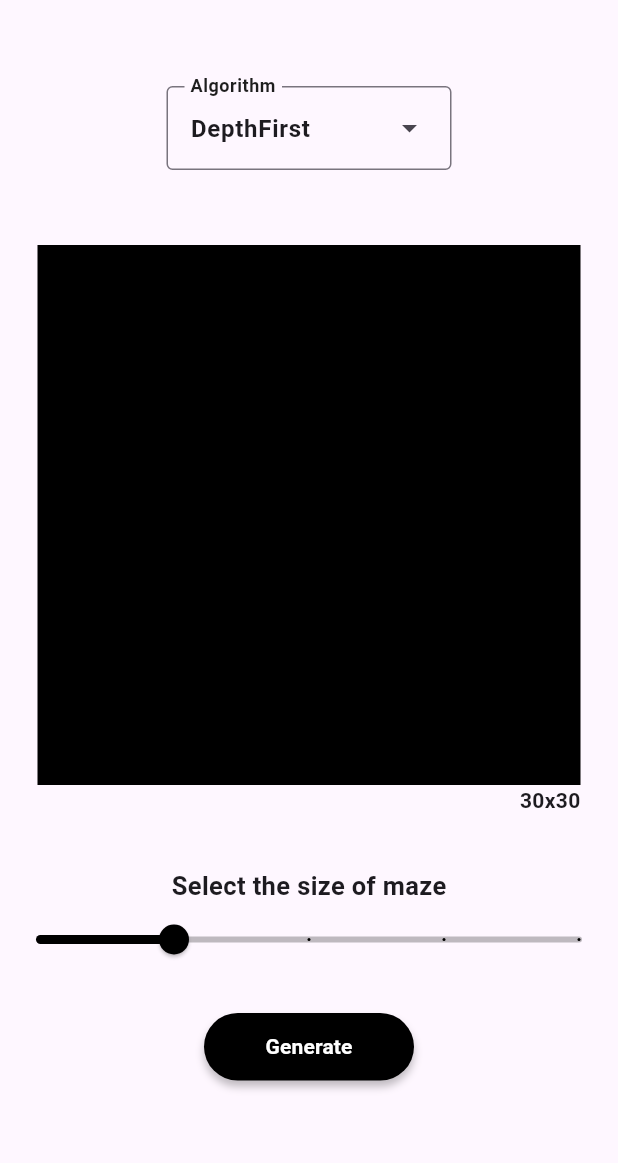
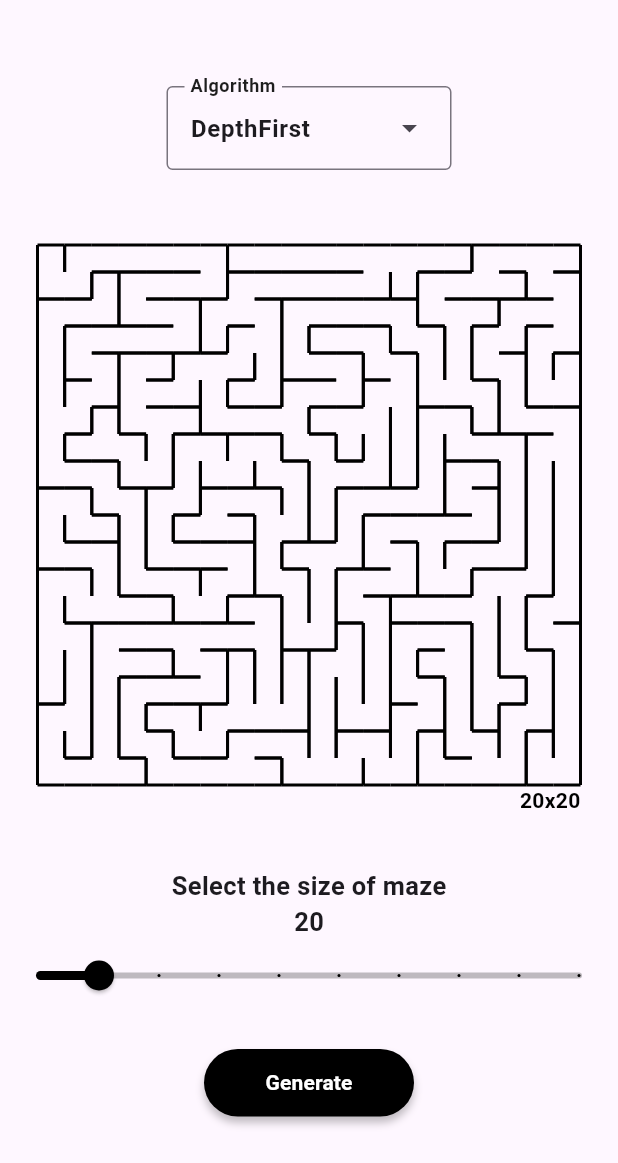
Before and after one commit to dylan-1006/maze_generator, a Flutter app: the screen it shows after launch, after a tap on "Generate", on a phone screen of 412 x 824 dp, the part 73-1236 px from its top. Run offline on Flutter 3.47's test engine with Material 3 defaults, Android fonts, the phone set to English and light mode, and no system bars; Roboto replaces fonts that are missing (SF-Pro).

Commit message:
Implemented working generate button and maze size slider

```diff
--- a/lib/classes/maze_generator.dart
+++ b/lib/classes/maze_generator.dart
@@ -63,22 +63,22 @@ class MazeGenerator {
     switch (direction) {
       case 0: //Break wall between current cell & cell above
         maze.grid[row][column].topWall = false;
-        maze.grid[row--][column].bottomWall = false;
+        maze.grid[row - 1][column].bottomWall = false;
         break;
 
       case 1: //Break wall between current cell & cell below
         maze.grid[row][column].bottomWall = false;
-        maze.grid[row++][column].topWall = false;
+        maze.grid[row + 1][column].topWall = false;
         break;
 
       case 2: //Break wall between current cell & left cell
         maze.grid[row][column].leftWall = false;
-        maze.grid[row][column--].rightWall = false;
+        maze.grid[row][column - 1].rightWall = false;
         break;
 
       case 3: //Break wall between current cell & right cell
         maze.grid[row][column].rightWall = false;
-        maze.grid[row][column++].leftWall = false;
+        maze.grid[row][column + 1].leftWall = false;
         break;
     }
   }
--- a/lib/home.dart
+++ b/lib/home.dart
@@ -1,3 +1,4 @@
+import "package:flutter/foundation.dart";
 import "package:flutter/material.dart";
 import "package:maze_generator/classes/maze.dart";
 import "package:maze_generator/classes/maze_generator.dart";
@@ -12,37 +13,16 @@ class HomeScreen extends StatefulWidget {
 }
 
 class _HomeScreenState extends State<HomeScreen> {
-  double _value = 20;
+  double mazeSize = 20;
   late Maze maze;
   late MazeGenerator generator;
+  int previousMazeSize = 20;
+  bool finishedDrawing = false;
 
   void initState() {
-    maze = Maze(20, 20);
-    generator = MazeGenerator(maze);
-    generator.generateMaze();
-
-    for (int i = 0; i < generator.maze.rows; i++) {
-      for (int j = 0; j < generator.maze.columns; j++) {
-        print('Cell at ' +
-            i.toString() +
-            ',' +
-            j.toString() +
-            "\nVisited: " +
-            generator.maze.grid[i][j].visitedBefore.toString() +
-            '\n' +
-            'TopWall: ' +
-            generator.maze.grid[i][j].topWall.toString() +
-            '\n' +
-            'BottomWall: ' +
-            generator.maze.grid[i][j].bottomWall.toString() +
-            '\n' +
-            'LeftWall: ' +
-            generator.maze.grid[i][j].leftWall.toString() +
-            '\n' +
-            'RightWall: ' +
-            generator.maze.grid[i][j].rightWall.toString());
-      }
-    }
+    // maze = Maze(10, 10);
+    // generator = MazeGenerator(maze);
+    // generator.generateMaze();
   }
 
   @override
@@ -63,14 +43,22 @@ class _HomeScreenState extends State<HomeScreen> {
             Container(
               height: 360,
               margin: EdgeInsets.symmetric(horizontal: 25),
-              decoration: BoxDecoration(color: Colors.black),
-              child: MazeWidget(generator.maze),
+              decoration: BoxDecoration(color: Colors.transparent),
+              child: finishedDrawing
+                  ? MazeWidget(generator.maze)
+                  : Text(
+                      'loading',
+                      style: TextStyle(color: Colors.amber),
+                    ),
             ),
             Container(
               alignment: Alignment.bottomRight,
               child: Text(
-                '30x30',
-                style: TextStyle(fontSize: 14, fontWeight: FontWeight.w700),
+                previousMazeSize.toString() + 'x' + previousMazeSize.toString(),
+                style: TextStyle(
+                    fontSize: 14,
+                    fontWeight: FontWeight.w700,
+                    color: finishedDrawing ? Colors.black : Colors.transparent),
               ),
               margin: EdgeInsets.only(bottom: 35, left: 25, right: 25),
             ),
@@ -80,17 +68,23 @@ class _HomeScreenState extends State<HomeScreen> {
                 style: TextStyle(fontSize: 17, fontWeight: FontWeight.w600),
               ),
             ),
+            Container(
+              child: Text(
+                mazeSize.round().toString(),
+                style: TextStyle(fontSize: 17, fontWeight: FontWeight.w600),
+              ),
+            ),
             Slider(
-              divisions: 4,
+              divisions: 9,
               min: 10.0,
-              max: 50.0,
-              value: _value,
+              max: 100.0,
+              value: mazeSize,
               activeColor: Colors.black,
               inactiveColor: Colors.black.withOpacity(0.25),
-              label: '${_value.round()}',
+              label: '${mazeSize.round()}',
               onChanged: (value) {
                 setState(() {
-                  _value = value;
+                  mazeSize = value;
                 });
               },
             ),
@@ -109,7 +103,39 @@ class _HomeScreenState extends State<HomeScreen> {
               child: TextButton(
                 style: ButtonStyle(
                     backgroundColor: WidgetStateProperty.all(Colors.black)),
-                onPressed: () {},
+                onPressed: () {
+                  setState(() {
+                    previousMazeSize = mazeSize.round();
+                    maze = Maze(mazeSize.round(), mazeSize.round());
+                    //maze = Maze(100, 100);
+                    generator = MazeGenerator(maze);
+                    generator.generateMaze();
+
+                    // for (int i = 0; i < generator.maze.rows; i++) {
+                    //   for (int j = 0; j < generator.maze.columns; j++) {
+                    //     print('Cell at ' +
+                    //         i.toString() +
+                    //         ',' +
+                    //         j.toString() +
+                    //         "\nVisited: " +
+                    //         generator.maze.grid[i][j].visitedBefore.toString() +
+                    //         '\n' +
+                    //         'TopWall: ' +
+                    //         generator.maze.grid[i][j].topWall.toString() +
+                    //         '\n' +
+                    //         'BottomWall: ' +
+                    //         generator.maze.grid[i][j].bottomWall.toString() +
+                    //         '\n' +
+                    //         'LeftWall: ' +
+                    //         generator.maze.grid[i][j].leftWall.toString() +
+                    //         '\n' +
+                    //         'RightWall: ' +
+                    //         generator.maze.grid[i][j].rightWall.toString());
+                    //   }
+                    // }
+                    finishedDrawing = true;
+                  });
+                },
                 child: Text(
                   "Generate",
                   style: TextStyle(
--- a/lib/widgets/maze_painter.dart
+++ b/lib/widgets/maze_painter.dart
@@ -10,6 +10,29 @@ class MazePainter extends CustomPainter {
   void paint(Canvas canvas, Size size) {
     double cellWidth = size.width / maze.columns;
     double cellHeight = size.height / maze.rows;
+    Paint wallPaint = Paint()
+      ..color = Colors.black
+      ..strokeWidth = 2;
+
+    for (int row = 0; row < maze.rows; row++) {
+      for (int col = 0; col < maze.columns; col++) {
+        double x = col * cellWidth;
+        double y = row * cellHeight;
+
+        if (maze.grid[row][col].topWall) {
+          canvas.drawLine(Offset(x, y), Offset(x + cellWidth, y), wallPaint);
+        }
+        if (maze.grid[row][col].rightWall) {
+          canvas.drawLine(Offset(x + cellWidth, y), Offset(x + cellWidth, y + cellHeight), wallPaint);
+        }
+        if (maze.grid[row][col].bottomWall) {
+          canvas.drawLine(Offset(x, y + cellHeight), Offset(x + cellWidth, y + cellHeight), wallPaint);
+        }
+        if (maze.grid[row][col].leftWall) {
+          canvas.drawLine(Offset(x, y), Offset(x, y + cellHeight), wallPaint);
+        }
+      }
+    }
   }
 
   bool shouldRepaint(covariant CustomPainter oldDelegate) {
```
